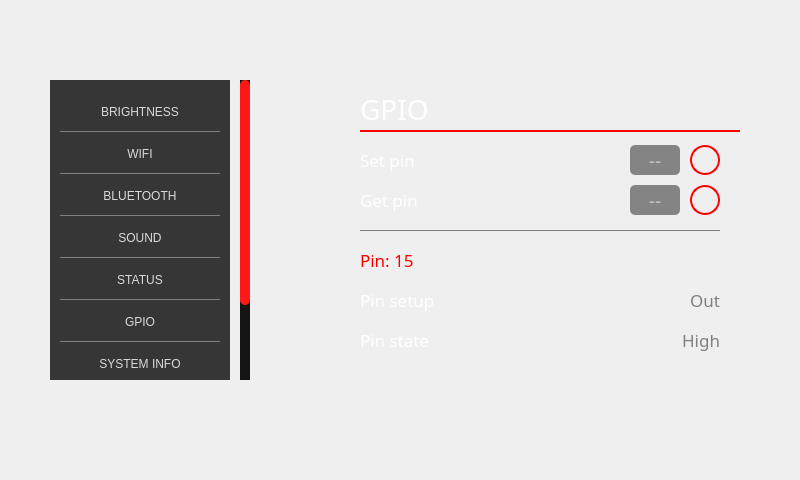
First picture: the form in GUI_WIDGETS/Settings/design_settings.ui, repository PortiESP/PortiOS, before the edit.
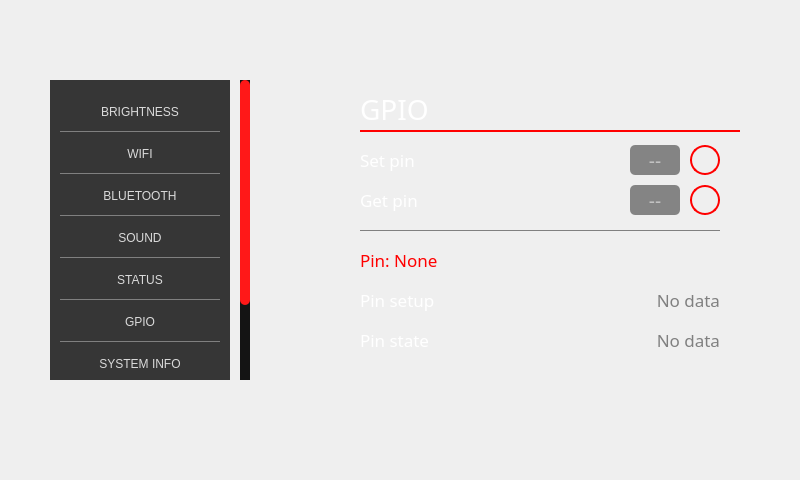
Second picture: the form after the edit. The open tabs and pages were chosen to show the change. Icons and pictures are not drawn.

```diff
--- a/GUI_WIDGETS/Settings/design_settings.ui
+++ b/GUI_WIDGETS/Settings/design_settings.ui
@@ -2777,7 +2777,7 @@
 }</string>
        </property>
        <property name="text">
-        <string>Out</string>
+        <string>No data</string>
        </property>
        <property name="alignment">
         <set>Qt::AlignRight|Qt::AlignTrailing|Qt::AlignVCenter</set>
@@ -2838,7 +2838,7 @@
 }</string>
        </property>
        <property name="text">
-        <string>High</string>
+        <string>No data</string>
        </property>
        <property name="alignment">
         <set>Qt::AlignRight|Qt::AlignTrailing|Qt::AlignVCenter</set>
@@ -2879,7 +2879,7 @@
         <string notr="true">color:red;</string>
        </property>
        <property name="text">
-        <string>Pin: 15</string>
+        <string>Pin: None</string>
        </property>
       </widget>
      </widget>
```
Left out of the diff: 2 changed lines with no effect on the pictures.
